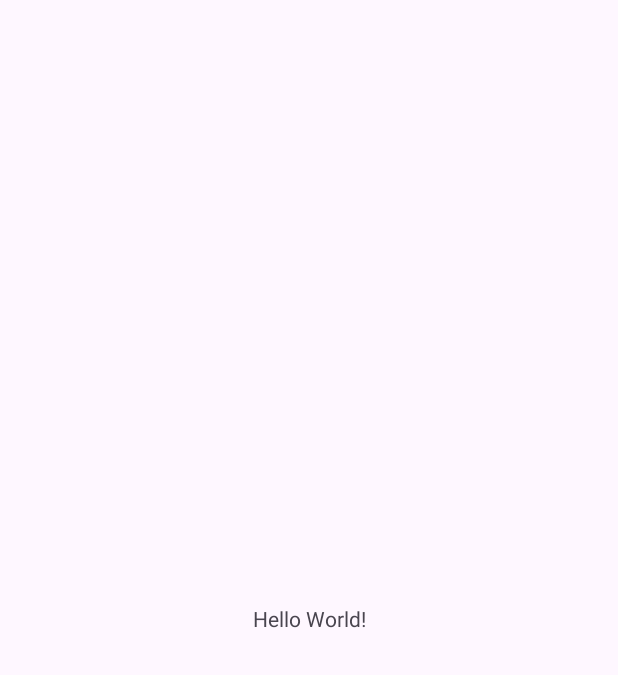
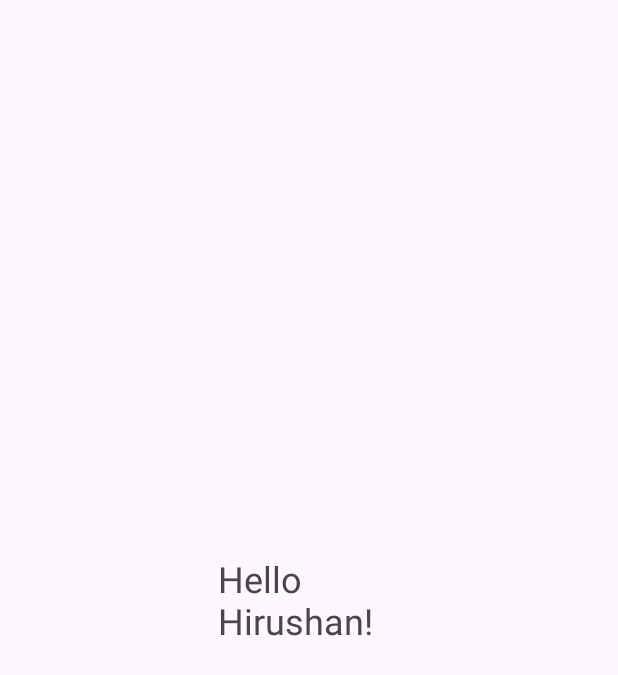
Before and after one commit to Hirushan-Subasinghe/yummyMakes-mobileApp, an Android app: the screen it shows after launch (MainActivity), on a phone screen of 412 x 824 dp. Before the commit the part shown is almost empty. Shown: the top 675 px of the screen. Run offline under Robolectric (Android 15) with nearby library versions, the phone set to English and light mode, and no system bars.

Commit message:
test commit

```diff
--- a/app/src/main/res/layout/activity_main.xml
+++ b/app/src/main/res/layout/activity_main.xml
@@ -8,9 +8,10 @@
     tools:context=".MainActivity">
 
     <TextView
-        android:layout_width="wrap_content"
-        android:layout_height="wrap_content"
-        android:text="Hello World!"
+        android:layout_width="121dp"
+        android:layout_height="86dp"
+        android:text="Hello Hirushan!"
+        android:textSize="24sp"
         app:layout_constraintBottom_toBottomOf="parent"
         app:layout_constraintEnd_toEndOf="parent"
         app:layout_constraintStart_toStartOf="parent"
```
